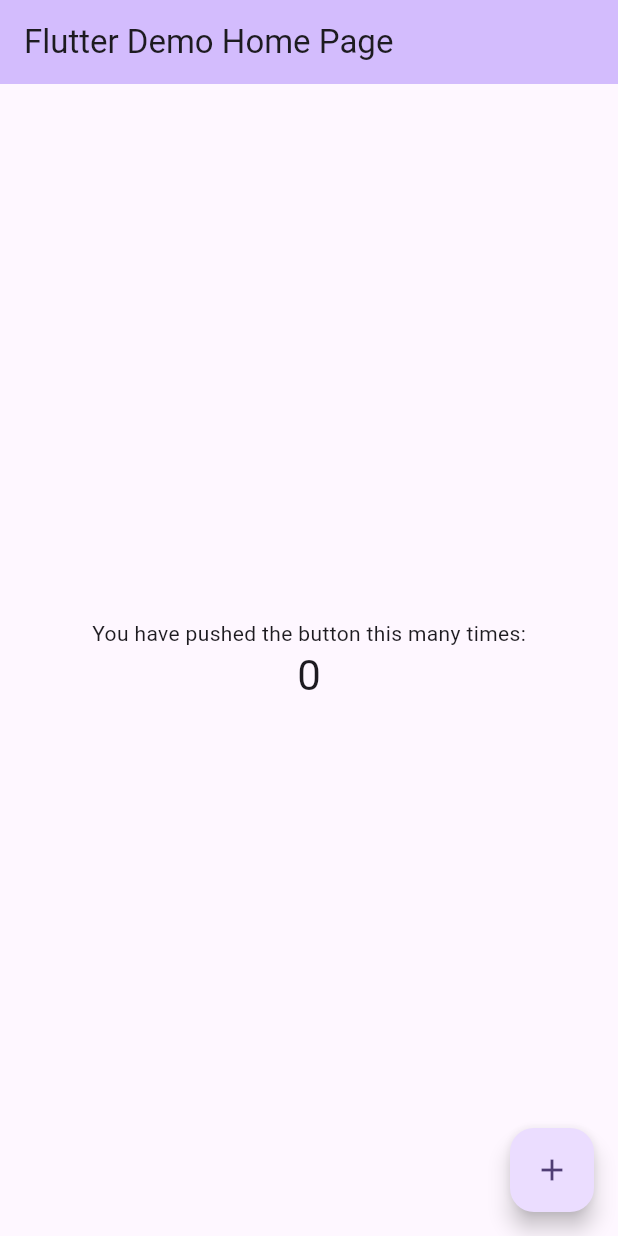
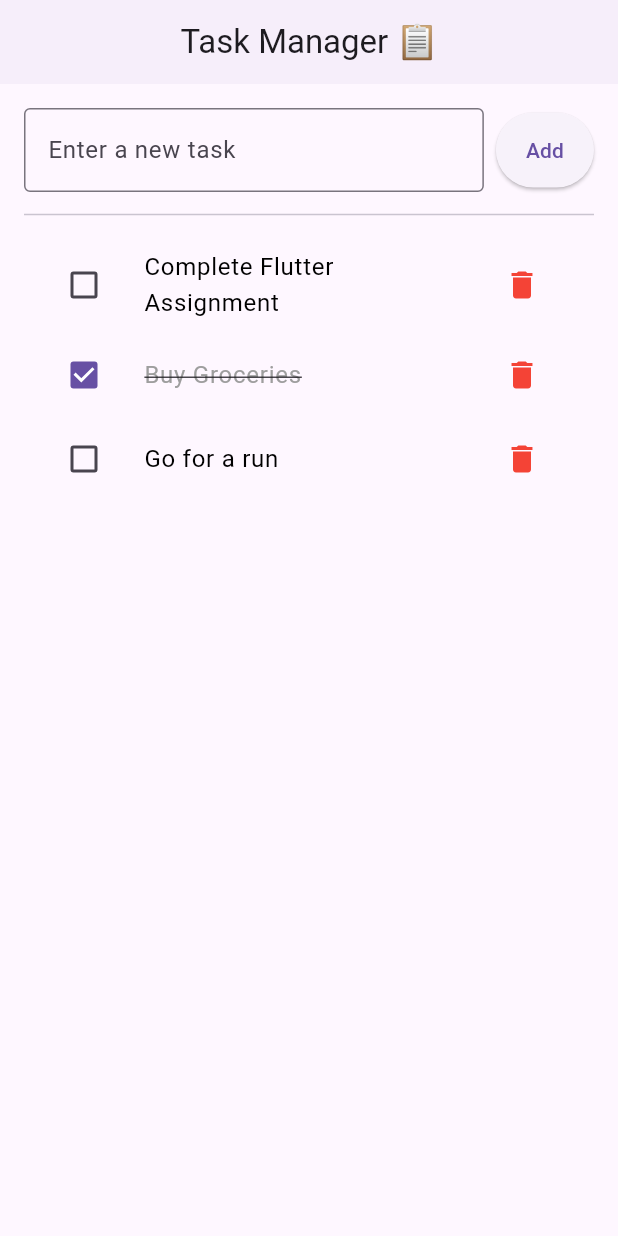
Before and after one commit to Lavanyathangaraj/mad_cw03, a Flutter app: the screen it shows after launch, on a phone screen of 412 x 824 dp. Run offline on Flutter 3.47's test engine with Material 3 defaults, Android fonts, the phone set to English and light mode, and no system bars.

Commit message:
Task manager - Add/delete task

```diff
--- a/lib/main.dart
+++ b/lib/main.dart
@@ -1,122 +1,168 @@
 import 'package:flutter/material.dart';
 
 void main() {
-  runApp(const MyApp());
+  runApp(const TaskManagerApp());
 }
 
-class MyApp extends StatelessWidget {
-  const MyApp({super.key});
+// --- Data Model ---
 
-  // This widget is the root of your application.
+// A simple class to represent a Task
+class Task {
+  String name;
+  bool isCompleted;
+
+  Task({required this.name, this.isCompleted = false});
+}
+
+// --- Main App Widget ---
+
+class TaskManagerApp extends StatelessWidget {
+  const TaskManagerApp({super.key});
+
   @override
   Widget build(BuildContext context) {
     return MaterialApp(
-      title: 'Flutter Demo',
+      title: 'Task Manager',
+      debugShowCheckedModeBanner: false,
       theme: ThemeData(
-        // This is the theme of your application.
-        //
-        // TRY THIS: Try running your application with "flutter run". You'll see
-        // the application has a purple toolbar. Then, without quitting the app,
-        // try changing the seedColor in the colorScheme below to Colors.green
-        // and then invoke "hot reload" (save your changes or press the "hot
-        // reload" button in a Flutter-supported IDE, or press "r" if you used
-        // the command line to start the app).
-        //
-        // Notice that the counter didn't reset back to zero; the application
-        // state is not lost during the reload. To reset the state, use hot
-        // restart instead.
-        //
-        // This works for code too, not just values: Most code changes can be
-        // tested with just a hot reload.
-        colorScheme: ColorScheme.fromSeed(seedColor: Colors.deepPurple),
+        primarySwatch: Colors.blue,
+        visualDensity: VisualDensity.adaptivePlatformDensity,
       ),
-      home: const MyHomePage(title: 'Flutter Demo Home Page'),
+      home: const TaskListScreen(),
     );
   }
 }
 
-class MyHomePage extends StatefulWidget {
-  const MyHomePage({super.key, required this.title});
+// --- Main Screen (StatefulWidget) ---
 
-  // This widget is the home page of your application. It is stateful, meaning
-  // that it has a State object (defined below) that contains fields that affect
-  // how it looks.
-
-  // This class is the configuration for the state. It holds the values (in this
-  // case the title) provided by the parent (in this case the App widget) and
-  // used by the build method of the State. Fields in a Widget subclass are
-  // always marked "final".
-
-  final String title;
+class TaskListScreen extends StatefulWidget {
+  const TaskListScreen({super.key});
 
   @override
-  State<MyHomePage> createState() => _MyHomePageState();
+  State<TaskListScreen> createState() => _TaskListScreenState();
 }
 
-class _MyHomePageState extends State<MyHomePage> {
-  int _counter = 0;
+class _TaskListScreenState extends State<TaskListScreen> {
+  // R - Read: The core list holding our task data
+  final List<Task> _tasks = [
+    Task(name: "Complete Flutter Assignment"),
+    Task(name: "Buy Groceries", isCompleted: true),
+    Task(name: "Go for a run"),
+  ];
 
-  void _incrementCounter() {
+  // Controller for the text input field
+  final TextEditingController _taskController = TextEditingController();
+
+  // C - Create: Adds a new task to the list
+  void _addTask() {
+    // Check if the input field is not empty
+    if (_taskController.text.isNotEmpty) {
+      // Use setState to rebuild the UI with the new task
+      setState(() {
+        _tasks.add(Task(name: _taskController.text));
+        _taskController.clear(); // Clear the input field after adding
+      });
+    }
+  }
+
+  // U - Update: Toggles the completion status of a task
+  void _toggleTaskCompletion(Task task) {
+    // Use setState to rebuild the UI with the updated task status
     setState(() {
-      // This call to setState tells the Flutter framework that something has
-      // changed in this State, which causes it to rerun the build method below
-      // so that the display can reflect the updated values. If we changed
-      // _counter without calling setState(), then the build method would not be
-      // called again, and so nothing would appear to happen.
-      _counter++;
+      task.isCompleted = !task.isCompleted;
+    });
+  }
+
+  // D - Delete: Removes a task from the list
+  void _deleteTask(Task task) {
+    // Use setState to rebuild the UI after removing the task
+    setState(() {
+      _tasks.remove(task);
     });
   }
 
   @override
+  void dispose() {
+    _taskController.dispose();
+    super.dispose();
+  }
+
+  @override
   Widget build(BuildContext context) {
-    // This method is rerun every time setState is called, for instance as done
-    // by the _incrementCounter method above.
-    //
-    // The Flutter framework has been optimized to make rerunning build methods
-    // fast, so that you can just rebuild anything that needs updating rather
-    // than having to individually change instances of widgets.
     return Scaffold(
       appBar: AppBar(
-        // TRY THIS: Try changing the color here to a specific color (to
-        // Colors.amber, perhaps?) and trigger a hot reload to see the AppBar
-        // change color while the other colors stay the same.
-        backgroundColor: Theme.of(context).colorScheme.inversePrimary,
-        // Here we take the value from the MyHomePage object that was created by
-        // the App.build method, and use it to set our appbar title.
-        title: Text(widget.title),
+        title: const Text('Task Manager 📋'),
+        centerTitle: true,
+        elevation: 1,
       ),
-      body: Center(
-        // Center is a layout widget. It takes a single child and positions it
-        // in the middle of the parent.
+      body: Padding(
+        padding: const EdgeInsets.all(16.0),
         child: Column(
-          // Column is also a layout widget. It takes a list of children and
-          // arranges them vertically. By default, it sizes itself to fit its
-          // children horizontally, and tries to be as tall as its parent.
-          //
-          // Column has various properties to control how it sizes itself and
-          // how it positions its children. Here we use mainAxisAlignment to
-          // center the children vertically; the main axis here is the vertical
-          // axis because Columns are vertical (the cross axis would be
-          // horizontal).
-          //
-          // TRY THIS: Invoke "debug painting" (choose the "Toggle Debug Paint"
-          // action in the IDE, or press "p" in the console), to see the
-          // wireframe for each widget.
-          mainAxisAlignment: MainAxisAlignment.center,
           children: <Widget>[
-            const Text('You have pushed the button this many times:'),
-            Text(
-              '$_counter',
-              style: Theme.of(context).textTheme.headlineMedium,
+            // --- Task Input Field and Add Button ---
+            Row(
+              children: <Widget>[
+                Expanded(
+                  child: TextField(
+                    controller: _taskController,
+                    decoration: const InputDecoration(
+                      labelText: 'Enter a new task',
+                      border: OutlineInputBorder(),
+                    ),
+                    onSubmitted: (_) => _addTask(), // Allows adding with 'Enter' key
+                  ),
+                ),
+                const SizedBox(width: 8),
+                ElevatedButton(
+                  onPressed: _addTask,
+                  style: ElevatedButton.styleFrom(
+                    padding: const EdgeInsets.symmetric(horizontal: 20, vertical: 15),
+                  ),
+                  child: const Text('Add'),
+                ),
+              ],
+            ),
+            const Divider(height: 30),
+
+            // --- Task List View ---
+            // The Expanded widget ensures the ListView takes the remaining space
+            Expanded(
+              child: ListView.builder(
+                itemCount: _tasks.length,
+                itemBuilder: (context, index) {
+                  final task = _tasks[index];
+                  // Each task is represented by a ListTile
+                  return ListTile(
+                    // Checkbox for completion (Update)
+                    leading: Checkbox(
+                      value: task.isCompleted,
+                      onChanged: (bool? newValue) {
+                        _toggleTaskCompletion(task);
+                      },
+                    ),
+                    // Task Name (Read)
+                    title: Text(
+                      task.name,
+                      style: TextStyle(
+                        // Strikethrough for completed tasks
+                        decoration: task.isCompleted
+                            ? TextDecoration.lineThrough
+                            : TextDecoration.none,
+                        color: task.isCompleted ? Colors.grey : Colors.black,
+                      ),
+                    ),
+                    // Delete Button (Delete)
+                    trailing: IconButton(
+                      icon: const Icon(Icons.delete, color: Colors.red),
+                      onPressed: () => _deleteTask(task),
+                    ),
+                  );
+                },
+              ),
             ),
           ],
         ),
       ),
-      floatingActionButton: FloatingActionButton(
-        onPressed: _incrementCounter,
-        tooltip: 'Increment',
-        child: const Icon(Icons.add),
-      ), // This trailing comma makes auto-formatting nicer for build methods.
     );
   }
 }
```
